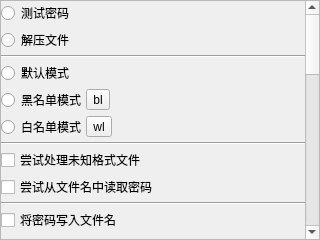
First picture: the form in components/page_setting/res/page_setting.ui, repository PPJUST/OnlyUnzip, before the edit.
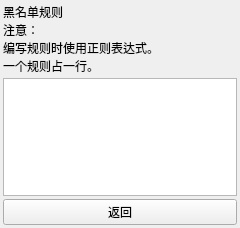
Second picture: the form after the edit. The open tabs and pages were chosen to show the change.

Commit message: 新增：添加文件名预检查模式的黑名单规则、白名单规则

```diff
--- a/components/page_setting/res/page_setting.ui
+++ b/components/page_setting/res/page_setting.ui
@@ -6,14 +6,36 @@
    <rect>
     <x>0</x>
     <y>0</y>
-    <width>320</width>
-    <height>240</height>
+    <width>240</width>
+    <height>228</height>
    </rect>
   </property>
   <property name="windowTitle">
    <string>Form</string>
   </property>
-  <layout class="QVBoxLayout" name="verticalLayout_2">
+  <layout class="QVBoxLayout" name="verticalLayout">
+   <property name="spacing">
+    <number>0</number>
+   </property>
+   <property name="leftMargin">
+    <number>0</number>
+   </property>
+   <property name="topMargin">
+    <number>0</number>
+   </property>
+   <property name="rightMargin">
+    <number>0</number>
+   </property>
+   <property name="bottomMargin">
+    <number>0</number>
+   </property>
+   <item>
+    <widget class="QStackedWidget" name="stackedWidget">
+     <property name="currentIndex">
+      <number>0</number>
+     </property>
+     <widget class="QWidget" name="page">
+      <layout class="QVBoxLayout" name="verticalLayout_6">
    <property name="spacing">
     <number>0</number>
    </property>
@@ -39,11 +61,11 @@
        <rect>
         <x>0</x>
         <y>0</y>
-        <width>301</width>
+            <width>221</width>
         <height>763</height>
        </rect>
       </property>
-      <layout class="QVBoxLayout" name="verticalLayout">
+          <layout class="QVBoxLayout" name="verticalLayout_2">
        <property name="spacing">
         <number>3</number>
        </property>
@@ -606,6 +628,88 @@
    </item>
   </layout>
  </widget>
+     <widget class="QWidget" name="page_black_list">
+      <layout class="QVBoxLayout" name="verticalLayout_8">
+       <property name="spacing">
+        <number>3</number>
+       </property>
+       <property name="leftMargin">
+        <number>3</number>
+       </property>
+       <property name="topMargin">
+        <number>3</number>
+       </property>
+       <property name="rightMargin">
+        <number>3</number>
+       </property>
+       <property name="bottomMargin">
+        <number>3</number>
+       </property>
+       <item>
+        <widget class="QLabel" name="label_8">
+         <property name="text">
+          <string>黑名单规则
+注意：
+编写规则时使用正则表达式。
+一个规则占一行。</string>
+         </property>
+        </widget>
+       </item>
+       <item>
+        <widget class="QTextEdit" name="textEdit_black_list"/>
+       </item>
+       <item>
+        <widget class="QPushButton" name="pushButton_return_1">
+         <property name="text">
+          <string>返回</string>
+         </property>
+        </widget>
+       </item>
+      </layout>
+     </widget>
+     <widget class="QWidget" name="page_white_list">
+      <layout class="QVBoxLayout" name="verticalLayout_7">
+       <property name="spacing">
+        <number>3</number>
+       </property>
+       <property name="leftMargin">
+        <number>3</number>
+       </property>
+       <property name="topMargin">
+        <number>3</number>
+       </property>
+       <property name="rightMargin">
+        <number>3</number>
+       </property>
+       <property name="bottomMargin">
+        <number>3</number>
+       </property>
+       <item>
+        <widget class="QLabel" name="label_9">
+         <property name="text">
+          <string>黑名单规则
+注意：
+编写规则时使用正则表达式。
+一个规则占一行。</string>
+         </property>
+        </widget>
+       </item>
+       <item>
+        <widget class="QTextEdit" name="textEdit_white_list"/>
+       </item>
+       <item>
+        <widget class="QPushButton" name="pushButton_return_2">
+         <property name="text">
+          <string>返回</string>
+         </property>
+        </widget>
+       </item>
+      </layout>
+     </widget>
+    </widget>
+   </item>
+  </layout>
+ </widget>
  <resources/>
  <connections/>
  <buttongroups>
```
Left out of the diff: 19 changed lines with no effect on the pictures. Lines whose indentation alone changed are shown as unchanged. The commit also changes 4 other files.
